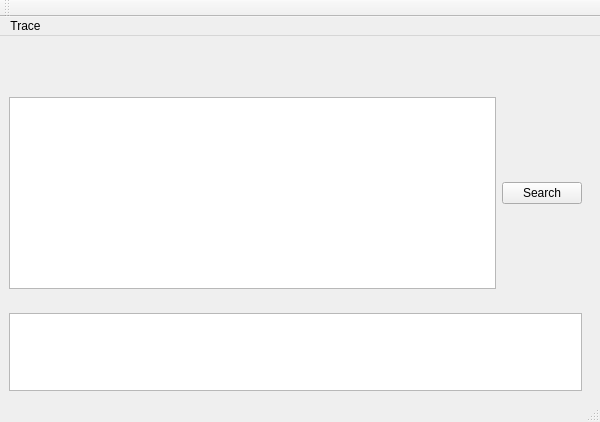
First picture: the form in QtWidgetsApplication1.ui, repository stefanzweig/qt_trace, before the edit.
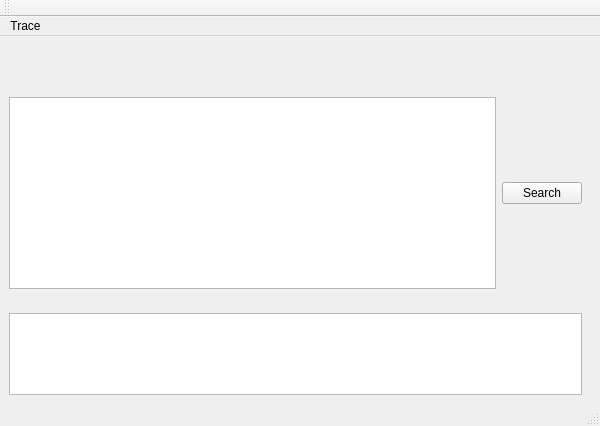
Second picture: the form after the edit.

What changed in the file:
```diff
--- a/QtWidgetsApplication1.ui
+++ b/QtWidgetsApplication1.ui
@@ -7,7 +7,7 @@
     <x>0</x>
     <y>0</y>
     <width>600</width>
-    <height>422</height>
+    <height>426</height>
    </rect>
   </property>
   <property name="windowTitle">
```
Left out of the diff: 3 changed lines with no effect on the pictures.
